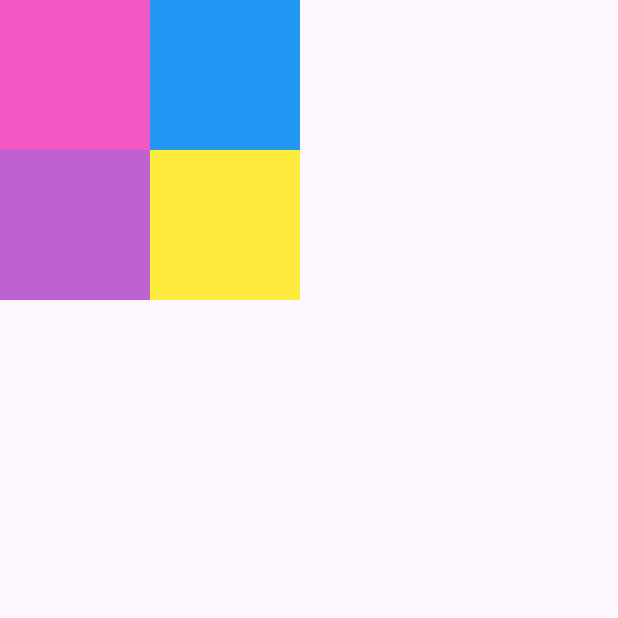
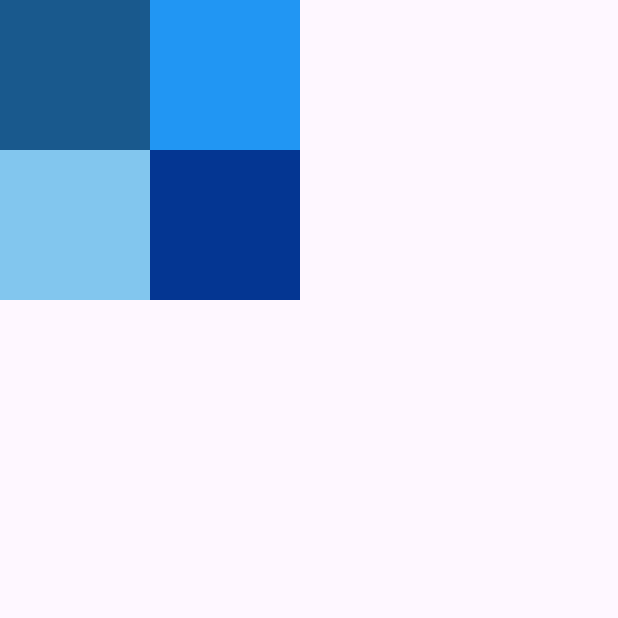
Before and after one commit to ameliashabiyyah/psas-mobile-xipplg2, a Flutter app: the page2 screen opened by its route, on a phone screen of 412 x 824 dp, the top half of it. Run offline on Flutter 3.47's test engine with Material 3 defaults, Android fonts, the phone set to English and light mode, and no system bars.

Commit message:
choose color

```diff
--- a/lib/page1.dart
+++ b/lib/page1.dart
@@ -11,7 +11,7 @@ class page1 extends StatelessWidget {
             onPressed: () {
               Navigator.pushNamed(context, '/page2');
             },
-            child: Text('LOGIN')),
+            child: Text('CHOOSE COLOR')),
       ),
     );
   }
--- a/lib/page2.dart
+++ b/lib/page2.dart
@@ -13,12 +13,12 @@ class page2 extends StatelessWidget {
               Container(
                 height: 100,
                 width: 100,
-                color: Color.fromARGB(255, 241, 88, 196),
+                color: Color.fromARGB(255, 25, 89, 141),
               ),
               Container(
                 height: 100,
                 width: 100,
-                color: Color.fromARGB(255, 190, 97, 209),
+                color: Color.fromARGB(255, 130, 198, 238),
               ),
             ],
           ),
@@ -32,7 +32,7 @@ class page2 extends StatelessWidget {
               Container(
                 height: 100,
                 width: 100,
-                color: Colors.yellow,
+                color: Color.fromARGB(255, 4, 54, 146),
               ),
             ],
           )
```
